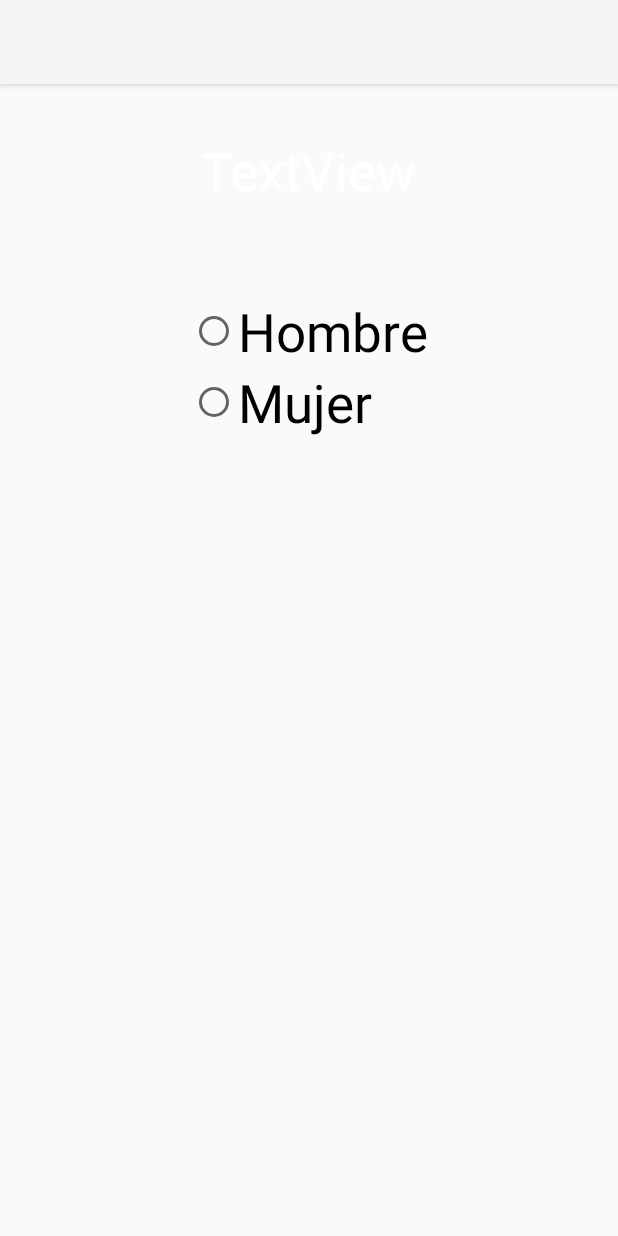
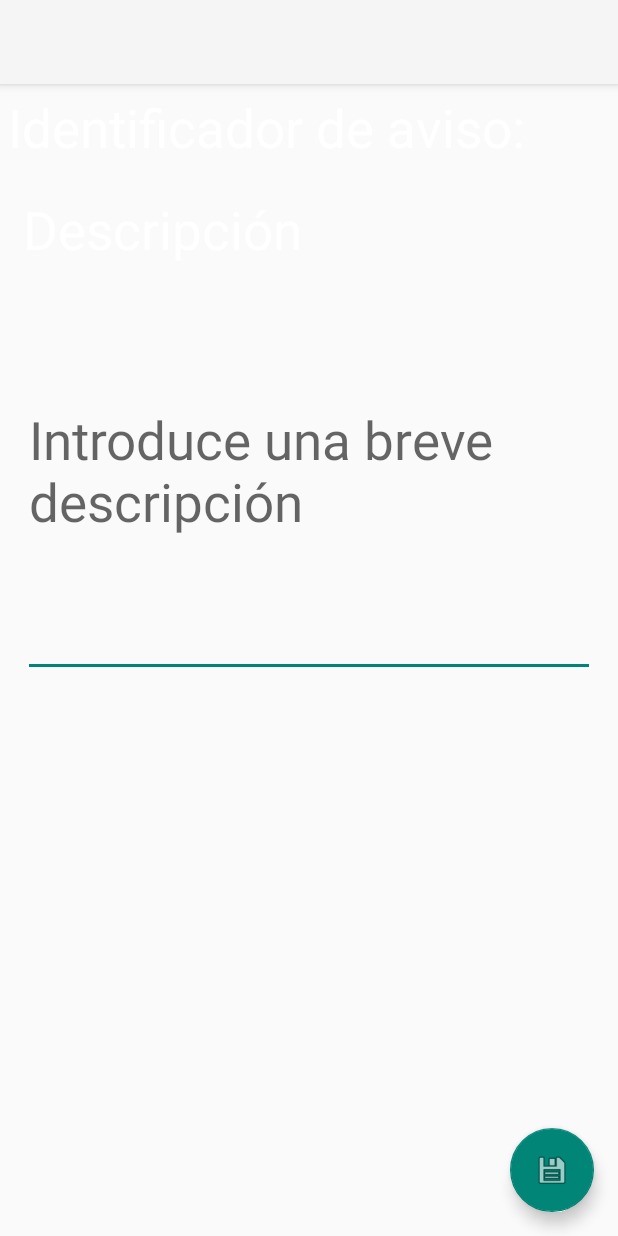
Before and after one commit to Natlum/SaveForest, an Android app: the layout activity_update_advice.xml on its own in the app's theme, with its tools: preview values and no code run, on a phone screen of 412 x 824 dp. Run offline under Robolectric (Android 15) with nearby library versions, the phone set to English and light mode, and no system bars.

```diff
--- a/app/src/main/java/es/jjsr/saveforest/contentProviderPackage/MyContentProvider.java
+++ b/app/src/main/java/es/jjsr/saveforest/contentProviderPackage/MyContentProvider.java
@@ -160,7 +160,7 @@ public class MyContentProvider extends ContentProvider {
             getContext().getContentResolver().notifyChange(rowUri, null);
             return rowUri;
         }
-        throw new SQLException("Failed to insert row into " + uri);
+        throw new SQLException("Failed to insertRecord row into " + uri);
     }
 
     @Override
@@ -184,7 +184,7 @@ public class MyContentProvider extends ContentProvider {
             getContext().getContentResolver().notifyChange(uri, null);
             return rows;
         }
-        throw new SQLException("Failed to delete row into " + uri);
+        throw new SQLException("Failed to deleteRecord row into " + uri);
     }
 
     @Override
@@ -209,6 +209,6 @@ public class MyContentProvider extends ContentProvider {
             getContext().getContentResolver().notifyChange(uri, null);
             return rows;
         }
-        throw new SQLException("Failed to update row into " + uri);
+        throw new SQLException("Failed to updateRecord row into " + uri);
     }
 }
--- a/app/src/main/java/es/jjsr/saveforest/dto/Advice.java
+++ b/app/src/main/java/es/jjsr/saveforest/dto/Advice.java
@@ -1,5 +1,6 @@
 package es.jjsr.saveforest.dto;
 
+import java.io.Serializable;
 import java.util.Date;
 
 /**
@@ -7,7 +8,7 @@ import java.util.Date;
  * Created by José Juan Sosa Rodríguez on 12/10/2017.
  */
 
-public class Advice {
+public class Advice implements Serializable{
 
     private String text;
 
--- a/app/src/main/java/es/jjsr/saveforest/fragments/StepA/Step2Fragment.java
+++ b/app/src/main/java/es/jjsr/saveforest/fragments/StepA/Step2Fragment.java
@@ -110,7 +110,7 @@ public class Step2Fragment extends Fragment implements OnMapReadyCallback, Loade
             @Override
             public void onItemSelected(AdapterView<?> adapterView, View view, int i, long l) {
                 idCountry = arrayIdCountries[spinner.getSelectedItemPosition()];
-                Toast.makeText(getContext(), "Se ha elegido el: " + i, Toast.LENGTH_SHORT).show();
+                //Toast.makeText(getContext(), "Se ha elegido el: " + i, Toast.LENGTH_SHORT).show();
             }
 
             @Override
@@ -229,7 +229,7 @@ public class Step2Fragment extends Fragment implements OnMapReadyCallback, Loade
 
             spinnerStart();
 
-            Toast.makeText(getActivity(), "Datos cargados de la Base de datos", Toast.LENGTH_LONG).show();
+            //Toast.makeText(getActivity(), "Datos cargados de la Base de datos", Toast.LENGTH_LONG).show();
         }else{
             Toast.makeText(getContext(), getString(R.string.fail_load_countries), Toast.LENGTH_LONG).show();
         }
--- a/app/src/main/java/es/jjsr/saveforest/resource/InsertAdvice.java
+++ b/app/src/main/java/es/jjsr/saveforest/resource/InsertAdvice.java
@@ -17,7 +17,7 @@ public class InsertAdvice {
 
     public InsertAdvice(Activity activity, ContentResolver solve) {
         try {
-            AdviceProvider.insert(activity, solve);
+            AdviceProvider.insertRecord(activity, solve);
             Intent intent = new Intent(activity, FinishAdviceActivity.class);
             activity.startActivity(intent);
             Toast.makeText(activity, activity.getString(R.string.congrat_save_advice), Toast.LENGTH_LONG).show();
--- a/app/src/main/res/layout/activity_form_step_a_old.xml
+++ b/app/src/main/res/layout/activity_update_advice.xml
@@ -4,24 +4,30 @@
     xmlns:tools="http://schemas.android.com/tools"
     android:layout_width="match_parent"
     android:layout_height="match_parent"
-    tools:context="es.jjsr.saveforest.FormStepAActivity_old">
+    tools:context="es.jjsr.saveforest.historyAdvicePackage.UpdateAdviceActivity">
 
     <android.support.design.widget.AppBarLayout
         android:layout_width="match_parent"
         android:layout_height="wrap_content"
-        android:theme="@style/AppTheme.AppBarOverlay">
+        android:theme="@style/AppTheme.MainActivity.AppBarOverlay">
 
         <android.support.v7.widget.Toolbar
             android:id="@+id/toolbar"
             android:layout_width="match_parent"
             android:layout_height="?attr/actionBarSize"
             android:background="?attr/colorPrimary"
-            app:popupTheme="@style/AppTheme.PopupOverlay" />
+            app:popupTheme="@style/AppTheme.MainActivity.PopupOverlay" />
 
     </android.support.design.widget.AppBarLayout>
 
-    <include layout="@layout/content_form_step_a_old"
-        android:id="@+id/include" />
+    <include layout="@layout/content_update_advice" />
 
+    <android.support.design.widget.FloatingActionButton
+        android:id="@+id/fabUpdate"
+        android:layout_width="wrap_content"
+        android:layout_height="wrap_content"
+        android:layout_gravity="bottom|end"
+        android:layout_margin="@dimen/fab_margin"
+        app:srcCompat="@android:drawable/ic_menu_save" />
 
 </android.support.design.widget.CoordinatorLayout>
--- a/app/src/main/res/layout/content_form_step_a_old.xml
+++ /dev/null
@@ -1,52 +0,0 @@
-<?xml version="1.0" encoding="utf-8"?>
-<RelativeLayout xmlns:android="http://schemas.android.com/apk/res/android"
-    xmlns:app="http://schemas.android.com/apk/res-auto"
-    xmlns:tools="http://schemas.android.com/tools"
-    android:layout_width="match_parent"
-    android:layout_height="match_parent"
-    app:layout_behavior="@string/appbar_scrolling_view_behavior"
-    tools:context="es.jjsr.saveforest.FormStepAActivity_old"
-    tools:showIn="@layout/activity_form_step_a_old">
-
-    <TextView
-        android:id="@+id/textViewName"
-        android:layout_width="wrap_content"
-        android:layout_height="wrap_content"
-        android:layout_alignParentTop="true"
-        android:layout_centerHorizontal="true"
-        android:layout_marginTop="34dp"
-        android:text="TextView" />
-
-    <LinearLayout
-        android:layout_width="match_parent"
-        android:layout_height="match_parent"
-        android:layout_below="@+id/textViewName"
-        android:layout_centerHorizontal="true"
-        android:layout_marginTop="60dp"
-        android:orientation="vertical">
-
-        <RadioGroup
-            android:id="@+id/radioGroup"
-            android:layout_width="wrap_content"
-            android:layout_height="wrap_content"
-            android:layout_gravity="center">
-
-            <RadioButton
-                android:id="@+id/radioButtonMan"
-                android:layout_width="wrap_content"
-                android:layout_height="wrap_content"
-                android:layout_weight="1"
-                android:text="@string/radio_button_man" />
-
-            <RadioButton
-                android:id="@+id/radioButtonWoman"
-                android:layout_width="wrap_content"
-                android:layout_height="wrap_content"
-                android:layout_weight="1"
-                android:text="@string/radio_button_woman" />
-
-        </RadioGroup>
-
-
-    </LinearLayout>
-</RelativeLayout>
--- /dev/null
+++ b/app/src/main/res/layout/content_update_advice.xml
@@ -0,0 +1,44 @@
+<?xml version="1.0" encoding="utf-8"?>
+<LinearLayout xmlns:android="http://schemas.android.com/apk/res/android"
+    xmlns:app="http://schemas.android.com/apk/res-auto"
+    xmlns:tools="http://schemas.android.com/tools"
+    android:orientation="vertical"
+    android:layout_width="match_parent"
+    android:layout_height="match_parent"
+    app:layout_behavior="@string/appbar_scrolling_view_behavior"
+    tools:context="es.jjsr.saveforest.historyAdvicePackage.UpdateAdviceActivity"
+    tools:showIn="@layout/activity_update_advice">
+
+    <TextView
+        android:id="@+id/textViewIdAdvice"
+        android:layout_width="wrap_content"
+        android:layout_height="wrap_content"
+        android:layout_margin="5dp"
+        android:text="@string/id_advice"
+        tools:layout_editor_absoluteX="16dp"
+        tools:layout_editor_absoluteY="16dp" />
+
+    <LinearLayout
+        android:layout_width="match_parent"
+        android:layout_height="wrap_content"
+        android:orientation="vertical"
+        android:padding="15dp">
+
+        <TextView
+            android:layout_width="match_parent"
+            android:layout_height="wrap_content"
+            android:text="@string/description" />
+
+        <EditText
+            android:id="@+id/updateTextDescription"
+            android:layout_width="match_parent"
+            android:layout_height="wrap_content"
+            android:layout_weight="1"
+            android:maxLines="6"
+            android:lines="6"
+            android:maxLength="250"
+            android:hint="@string/text_description"
+            android:inputType="textMultiLine" />
+    </LinearLayout>
+
+</LinearLayout>
--- a/app/src/main/res/values/strings.xml
+++ b/app/src/main/res/values/strings.xml
@@ -90,4 +90,11 @@
     <string name="title_activity_finish_advice">Aviso enviado</string>
     <string name="message_finish">Su aviso ha sido enviado.</string>
 
+    <!-- Edit Advice from History Advices -->
+    <string name="context_menu_delete">Borrar</string>
+    <string name="context_menu_edit">Editar</string>
+    <string name="title_activity_update_advice">Actualizar aviso</string>
+    <string name="id_advice">Identificador de aviso: </string>
+    <string name="description">Descripción</string>
+
 </resources>
--- a/app/src/main/res/values/styles.xml
+++ b/app/src/main/res/values/styles.xml
@@ -6,6 +6,16 @@
         <item name="colorPrimary">@color/colorPrimary</item>
         <item name="colorPrimaryDark">@color/colorPrimaryDark</item>
         <item name="colorAccent">@color/colorAccent</item>
+        <item name="actionModeStyle">@style/ActionModeStyle</item>
+    </style>
+
+    <!-- Menu History Advice -->
+    <style name="ActionModeStyle" parent="Widget.AppCompat.ActionMode">
+        <item name="background">@color/colorPrimary</item>
+        <item name="android:textColor">@color/white</item>
+        <item name="android:actionMenuTextColor">@color/white</item>
+        <item name="actionMenuTextColor">@color/white</item>
+        <item name="backgroundSplit">@color/colorAccent</item>
     </style>
 
     <!-- Main activity Text Style.-->
@@ -27,6 +37,7 @@
     <style name="AppTheme.NoActionBar">
         <item name="windowActionBar">false</item>
         <item name="windowNoTitle">true</item>
+        <item name="windowActionModeOverlay">true</item>
     </style>
 
     <style name="AppTheme.AppBarOverlay" parent="ThemeOverlay.AppCompat.Dark.ActionBar" />
```
Also changed, not shown: app/src/main/AndroidManifest.xml (+10 -10 lines), app/src/main/java/es/jjsr/saveforest/FormStepAActivity_old.java (deleted, +0 -61 lines), app/src/main/java/es/jjsr/saveforest/adapter/AdapterForRecyclerView.java (+17 -1 lines), app/src/main/java/es/jjsr/saveforest/contentProviderPackage/AdviceProvider.java (+36 -1 lines), app/src/main/java/es/jjsr/saveforest/historyAdvicePackage/HistoryAdviceListFragment.java (+61 -6 lines), app/src/main/java/es/jjsr/saveforest/historyAdvicePackage/UpdateAdviceActivity.java (added, +67 -0 lines), app/src/main/res/menu/menu_context.xml (added, +14 -0 lines).
